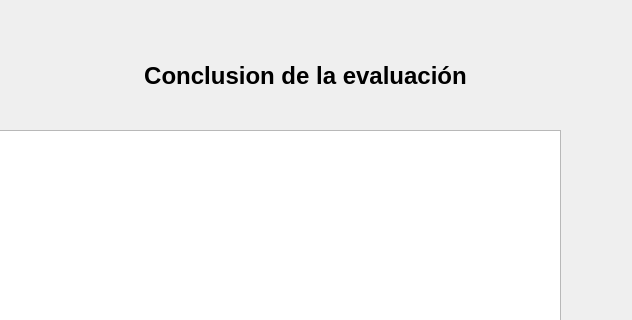
Above: escenario_2/Conclusion.ui from Sei444/evaluacion_de_inversiones before the change; both pictures show x 110 to 742 and y 0 to 320 of the 742 by 503 pixel window. Below: the same form after it.
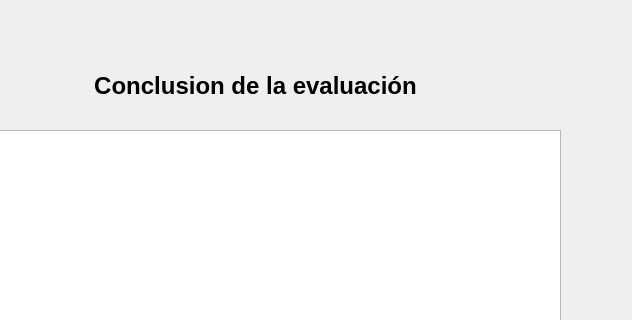
That is the form after the change.

Commit message: conclusion ui escenario 1

```diff
--- a/escenario_2/Conclusion.ui
+++ b/escenario_2/Conclusion.ui
@@ -16,8 +16,8 @@
   <widget class="QLabel" name="label">
    <property name="geometry">
     <rect>
-     <x>240</x>
-     <y>50</y>
+     <x>190</x>
+     <y>60</y>
      <width>351</width>
      <height>51</height>
     </rect>
```
The commit also changes 3 other files.
